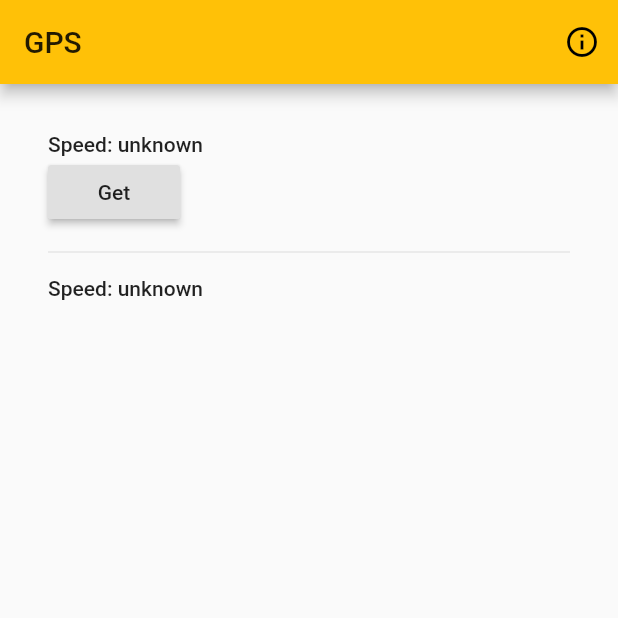
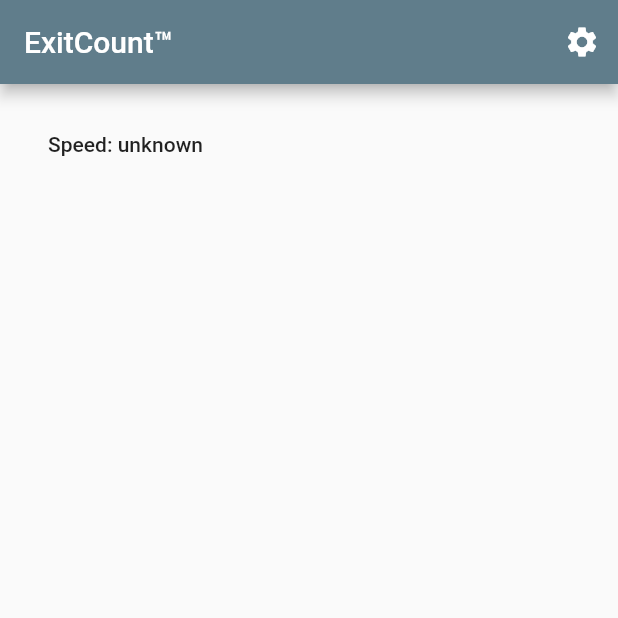
Before and after one commit to BenLussier/exitcount, a Flutter app: the screen it shows after launch, on a phone screen of 412 x 824 dp, the top half of it. Run offline on Flutter 3.47's test engine with Material 2 defaults, Android fonts, the phone set to English and light mode, and no system bars; our stand-ins replace geolocator, location, settings_ui.

Commit message:
more dev

```diff
--- /dev/null
+++ b/lib/home_page.dart
@@ -0,0 +1,71 @@
+import 'package:flutter/material.dart';
+import 'speed.dart';
+
+class MyHomePage extends StatefulWidget {
+  // const MyHomePage({Key key, this.title}) : super(key: key);
+  // final String title;
+
+  @override
+  _MyHomePageState createState() => _MyHomePageState();
+}
+
+class _MyHomePageState extends State<MyHomePage> {
+  // final Location location = Location();
+
+  Future<void> _showInfoDialog() {
+    return showDialog<void>(
+      context: context,
+      builder: (BuildContext context) {
+        return AlertDialog(
+          title: const Text('Demo Application'),
+          content: SingleChildScrollView(
+            child: ListBody(
+              children: <Widget>[
+                const Text('Created by Guillaume Bernos'),
+                InkWell(
+                  child: const Text(
+                    'https://github.com/Lyokone/flutterlocation',
+                    style: TextStyle(
+                      decoration: TextDecoration.underline,
+                    ),
+                  ),
+                ),
+              ],
+            ),
+          ),
+          actions: <Widget>[
+            FlatButton(
+              child: const Text('Ok'),
+              onPressed: () {
+                Navigator.of(context).pop();
+              },
+            ),
+          ],
+        );
+      },
+    );
+  }
+
+  @override
+  Widget build(BuildContext context) {
+    return Scaffold(
+      appBar: AppBar(
+        title: Text('ExitCount™'),
+        actions: <Widget>[
+          IconButton(
+            icon: const Icon(Icons.settings),
+            onPressed: () {
+              Navigator.of(context).pushNamed('/settings');
+            },
+          )
+        ],
+      ),
+      body: Container(
+        padding: const EdgeInsets.all(32),
+        child: Column(
+          children: <Widget>[SpeedWidget()],
+        ),
+      ),
+    );
+  }
+}
--- a/lib/main.dart
+++ b/lib/main.dart
@@ -1,11 +1,7 @@
 import 'package:flutter/material.dart';
-import 'package:location/location.dart';
 
-import 'get_location.dart';
-// import 'listen_location.dart';
-// import 'permission_status.dart';
-// import 'service_enabled.dart';
-import 'speed.dart';
+import 'home_page.dart';
+import 'settings_page.dart';
 
 void main() => runApp(MyApp());
 
@@ -14,88 +10,23 @@ class MyApp extends StatelessWidget {
   @override
   Widget build(BuildContext context) {
     return MaterialApp(
-      title: 'Flutter Location',
-      theme: ThemeData(
-        primarySwatch: Colors.amber,
-      ),
-      home: MyHomePage(),
-    );
+        title: 'ExitCount™',
+        debugShowCheckedModeBanner: false,
+        theme: ThemeData(
+          primarySwatch: Colors.blueGrey,
+          accentColor: Colors.blue,
+          brightness: Brightness.light,
+        ),
+        darkTheme: ThemeData(
+          primarySwatch: Colors.deepPurple,
+          accentColor: Colors.deepPurple,
+          brightness: Brightness.dark,
+        ),
+        routes: {
+          // When navigating to the "/" route, build the FirstScreen widget.
+          '/': (context) => MyHomePage(),
+          // When navigating to the "/second" route, build the SecondScreen widget.
+          '/settings': (context) => SettingsPage(),
+        });
   }
 }
-
-class MyHomePage extends StatefulWidget {
-  // const MyHomePage({Key key, this.title}) : super(key: key);
-  // final String title;
-
-  @override
-  _MyHomePageState createState() => _MyHomePageState();
-}
-
-class _MyHomePageState extends State<MyHomePage> {
-  final Location location = Location();
-
-  Future<void> _showInfoDialog() {
-    return showDialog<void>(
-      context: context,
-      builder: (BuildContext context) {
-        return AlertDialog(
-          title: const Text('Demo Application'),
-          content: SingleChildScrollView(
-            child: ListBody(
-              children: <Widget>[
-                const Text('Created by Guillaume Bernos'),
-                InkWell(
-                  child: const Text(
-                    'https://github.com/Lyokone/flutterlocation',
-                    style: TextStyle(
-                      decoration: TextDecoration.underline,
-                    ),
-                  ),
-                ),
-              ],
-            ),
-          ),
-          actions: <Widget>[
-            FlatButton(
-              child: const Text('Ok'),
-              onPressed: () {
-                Navigator.of(context).pop();
-              },
-            ),
-          ],
-        );
-      },
-    );
-  }
-
-  @override
-  Widget build(BuildContext context) {
-    return Scaffold(
-      appBar: AppBar(
-        title: Text('GPS'),
-        actions: <Widget>[
-          IconButton(
-            icon: const Icon(Icons.info_outline),
-            onPressed: _showInfoDialog,
-          )
-        ],
-      ),
-      body: Container(
-        padding: const EdgeInsets.all(32),
-        child: Column(
-          children: <Widget>[
-            // PermissionStatusWidget(),
-            // Divider(height: 32),
-            // ServiceEnabledWidget(),
-            // Divider(height: 32),
-            GetLocationWidget(),
-            // Divider(height: 32),
-            // ListenLocationWidget(),
-            Divider(height: 32),
-            SpeedWidget()
-          ],
-        ),
-      ),
-    );
-  }
-}
--- a/lib/speed.dart
+++ b/lib/speed.dart
@@ -108,6 +108,7 @@ class _SpeedState extends State<SpeedWidget> {
       //         ', ' +
       //         position.longitude.toString());
       _position = position;
+      // #TODO: handle speed = -1
       setState(() {
         _speed = position.speed.toString();
       });
```
Also changed, not shown: lib/settings_page.dart (added, +40 -0 lines), pubspec.yaml (+4 -3 lines), pubspec.lock, 1 other file.
